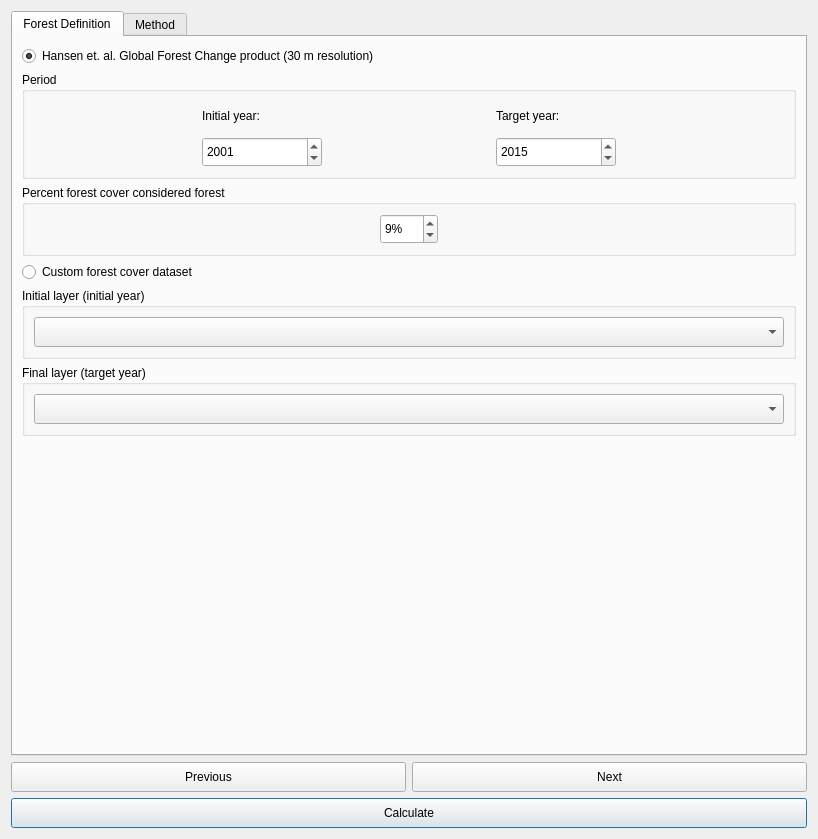
Old version of the form LDMP/gui/DlgCalculateTCData.ui in the repository ConservationInternational/trends.earth.
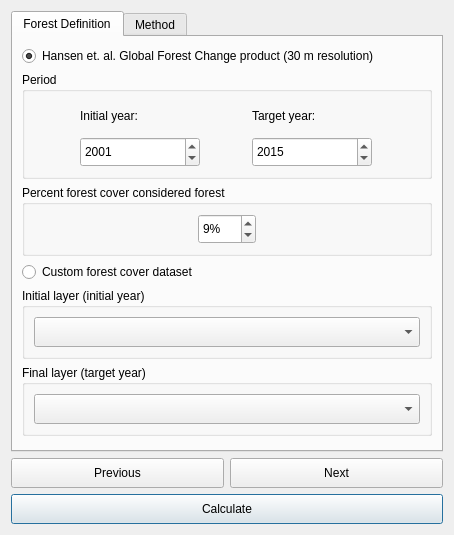
New version of the form. The open tabs and pages were chosen to show the change. Custom widgets are drawn as their Qt base class.

Commit message: Update sizing of window.

```diff
--- a/LDMP/gui/DlgCalculateTCData.ui
+++ b/LDMP/gui/DlgCalculateTCData.ui
@@ -6,8 +6,8 @@
    <rect>
     <x>0</x>
     <y>0</y>
-    <width>818</width>
-    <height>839</height>
+    <width>410</width>
+    <height>535</height>
    </rect>
   </property>
   <property name="sizePolicy">
@@ -23,7 +23,7 @@
    <item>
     <widget class="QTabWidget" name="TabBox">
      <property name="sizePolicy">
-      <sizepolicy hsizetype="Minimum" vsizetype="Expanding">
+      <sizepolicy hsizetype="Expanding" vsizetype="Expanding">
        <horstretch>0</horstretch>
        <verstretch>0</verstretch>
       </sizepolicy>
```
Left out of the diff: 2 changed lines with no effect on the pictures.
